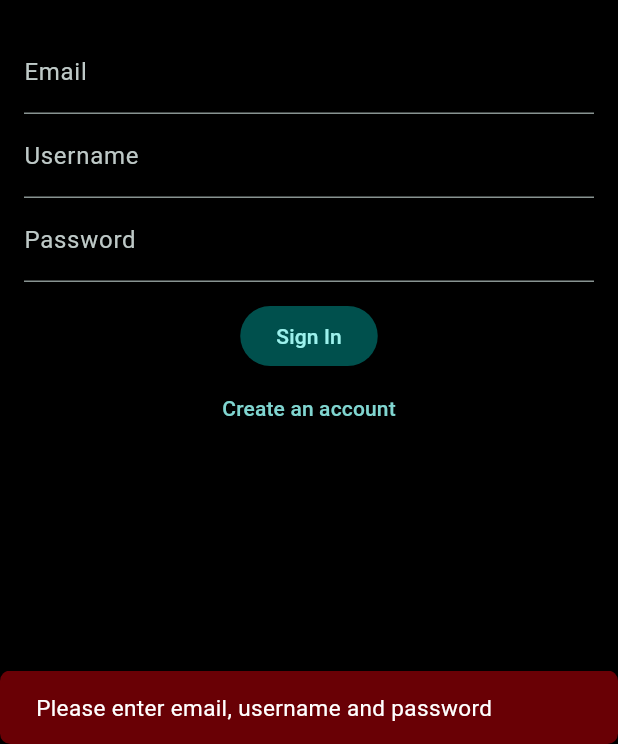
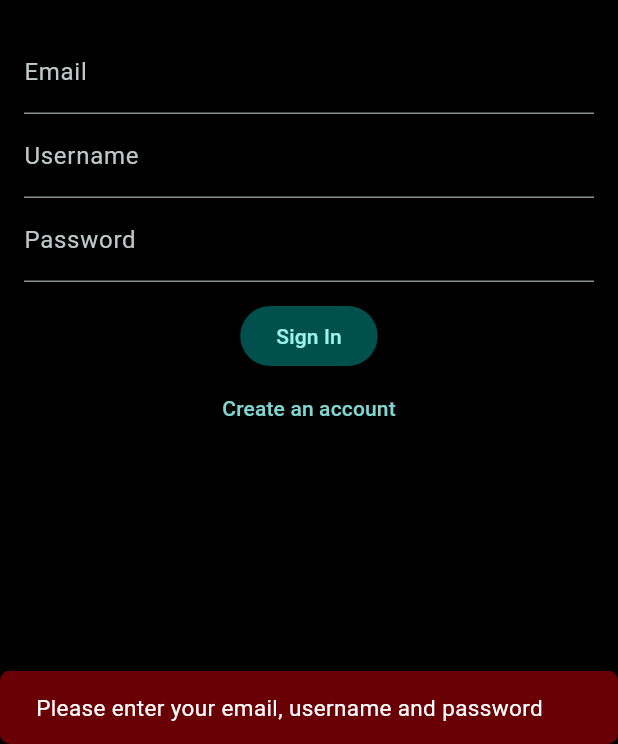
Before and after one commit to Reasondro/pitbowl, a Flutter app: the screen it shows after launch, after a tap on "Sign In", on a phone screen of 412 x 824 dp, the part 492-1236 px from its top. Run offline on Flutter 3.47's test engine with Material 3 defaults, Android fonts, the phone set to English and light mode, and no system bars; our stand-ins replace cloud_firestore, firebase_auth, firebase_core, firebase_storage, flutter_riverpod, google_fonts and 2 more; accounts and stored records are empty.

Commit message:
chagne wording in auth error and temp solution to weird screen indexing

```diff
--- a/lib/screens/auth_screen.dart
+++ b/lib/screens/auth_screen.dart
@@ -41,7 +41,7 @@ class _AuthScreenState extends State<AuthScreen> {
       ScaffoldMessenger.of(context).showSnackBar(
         SnackBar(
           content: const Text(
-            'Please enter email, username and password',
+            'Please enter your email, username and password',
             style: TextStyle(
                 color: Colors.white,
                 // fontWeight: FontWeight.normal,
--- a/lib/screens/pitbowl_screen.dart
+++ b/lib/screens/pitbowl_screen.dart
@@ -99,6 +99,9 @@ class _PitbwolScreenState extends ConsumerState<PitbowlScreen> {
 
   void _selectScreen(int index) {
     setState(() {
+      if (index == 2) {
+        return;
+      }
       currentScreenIndex = index;
     });
   }
```
